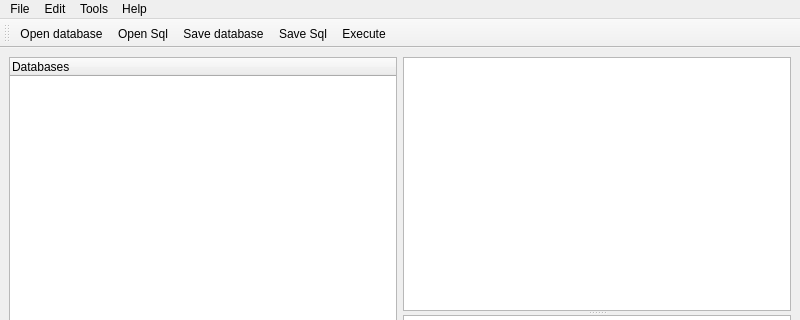
Before: the Qt Designer form mainwindow.ui in anachuri/dbmsClient, drawn with Qt 5; both pictures show x 0 to 800 and y 0 to 320 of the 800 by 600 pixel window.
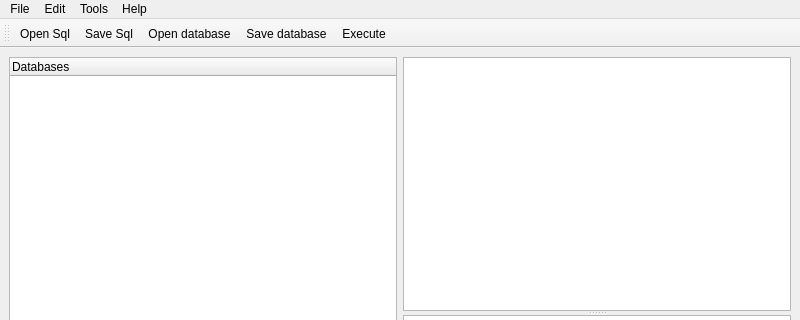
After: the same form once the commit is applied. Icons and pictures are not drawn. Custom widgets are drawn as their Qt base class.

```diff
--- a/mainwindow.ui
+++ b/mainwindow.ui
@@ -110,10 +110,10 @@
    <attribute name="toolBarBreak">
     <bool>false</bool>
    </attribute>
-   <addaction name="actionOpenDatabase"/>
    <addaction name="actionOpen_Sql"/>
-   <addaction name="actionSaveDatabase"/>
    <addaction name="actionSave_Sql"/>
+   <addaction name="actionOpenDatabase"/>
+   <addaction name="actionSaveDatabase"/>
    <addaction name="actionExecute"/>
   </widget>
   <action name="actionOpenDatabase">
```
Left out of the diff: 24 changed lines with no effect on the pictures.
